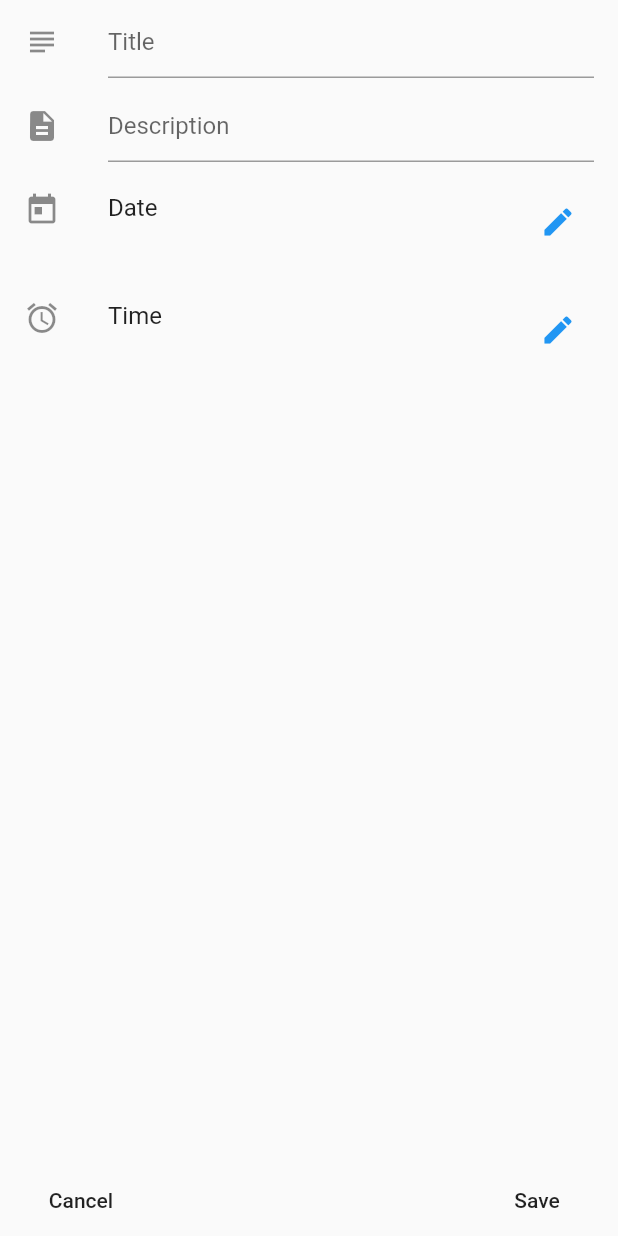
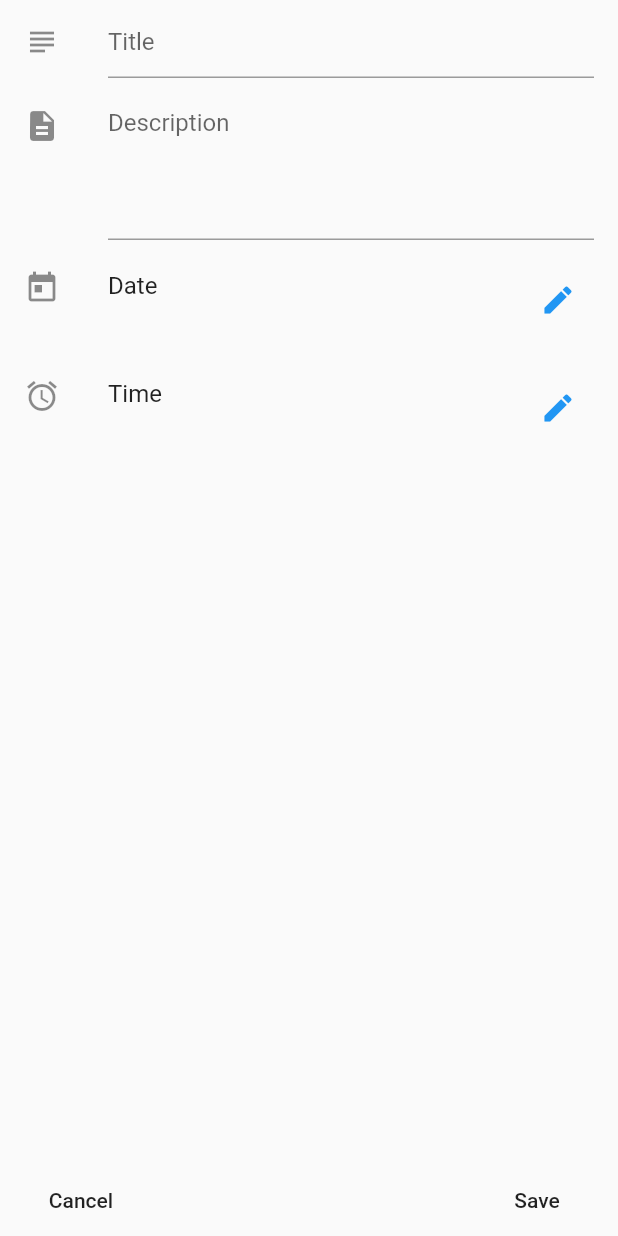
Before and after one commit to Shahzaib199579/Flutterbook, a Flutter app: the AppointmentsEntry screen opened directly, on a phone screen of 412 x 824 dp. Run offline on Flutter 3.47's test engine with Material 2 defaults, Android fonts, the phone set to English and light mode, and no system bars; our stand-ins replace flutter_calendar_carousel, flutter_slidable, sqflite; missing offline and left inert: simple_permissions; accounts and stored records are empty.

Commit message:
Resolved errors.

```diff
--- a/lib/Appointments/AppointmentsEntry.dart
+++ b/lib/Appointments/AppointmentsEntry.dart
@@ -24,13 +24,19 @@ class AppointmentsEntry extends StatelessWidget {
 
   @override
   Widget build(BuildContext context) {
+
+    if (appointmentsModel.entityBeingEdited != null) {
+      _titleController.text = appointmentsModel.entityBeingEdited.title;
+      _descriptionController.text = appointmentsModel.entityBeingEdited.description;
+    }
+
     return ScopedModel<AppointmentsModel>(
       model: appointmentsModel,
       child: ScopedModelDescendant<AppointmentsModel>(
         builder: (BuildContext context, Widget child, AppointmentsModel inModel) {
           return Scaffold(
             bottomNavigationBar: Padding(
-              padding: EdgeInsets.symmetric(horizontal: 10),
+              padding: EdgeInsets.symmetric(vertical: 0, horizontal: 10),
               child: Row(
                 children: <Widget>[
                   FlatButton(
@@ -73,7 +79,7 @@ class AppointmentsEntry extends StatelessWidget {
                     leading: Icon(Icons.description),
                     title: TextFormField(
                       keyboardType: TextInputType.multiline,
-                      minLines: 4,
+                      maxLines: 4,
                       decoration: InputDecoration(hintText: "Description"),
                       controller: _descriptionController,
                     ),
--- a/lib/Appointments/AppointmentsList.dart
+++ b/lib/Appointments/AppointmentsList.dart
@@ -101,7 +101,7 @@ class AppointmentsList extends StatelessWidget {
                                   itemBuilder: (BuildContext inBuildContext, int index) {
                                 Appointment appointment = appointmentsModel.entityList[index];
 
-                                if (appointment.apptDate != "${date.year},${date.month},${date.day}") {
+                                if (appointment.apptDate != "${date.year}, ${date.month}, ${date.day}") {
                                   return Container(height: 0);
                                 }
 
```
